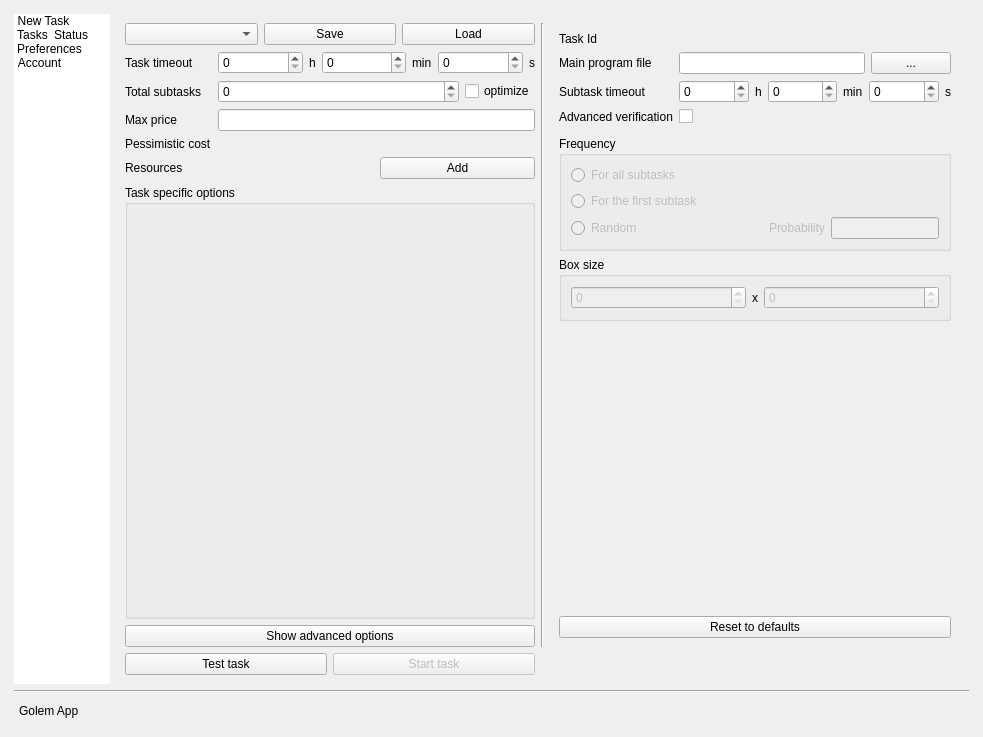
Old version of the form gnr/ui/AppMainWindow.ui in the repository golemfactory/clay.
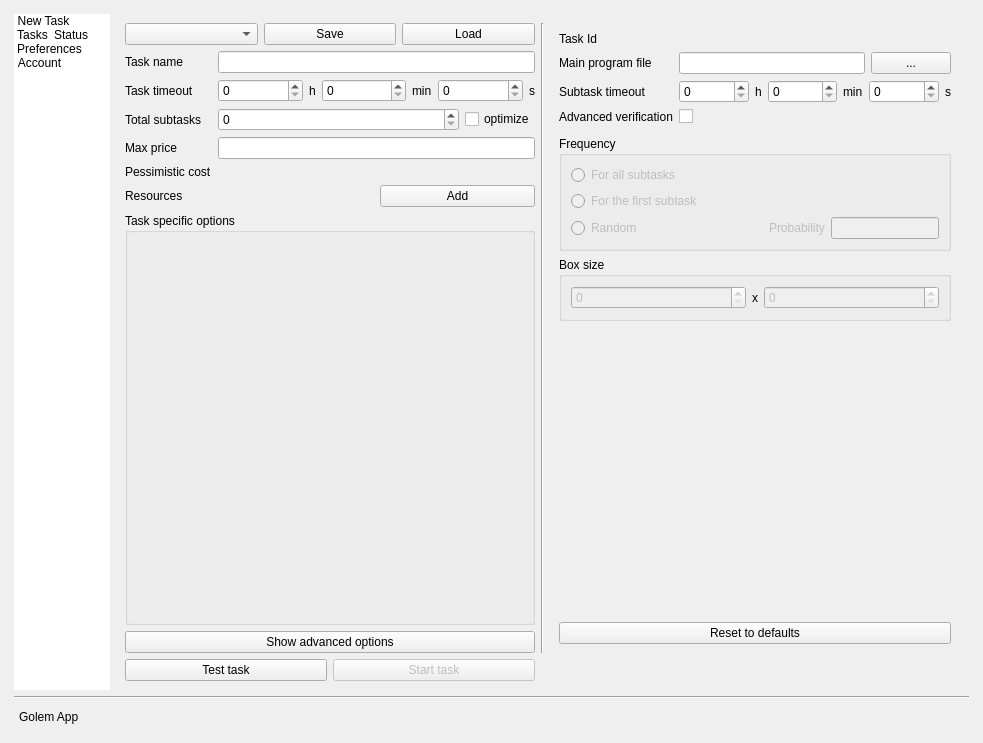
New version of the form. The open tabs and pages were chosen to show the change. Icons and pictures are not drawn. Custom widgets are drawn as their Qt base class.

Commit message: Allow to add names for tasks #202

```diff
--- a/gnr/ui/AppMainWindow.ui
+++ b/gnr/ui/AppMainWindow.ui
@@ -7,7 +7,7 @@
     <x>0</x>
     <y>0</y>
     <width>983</width>
-    <height>737</height>
+    <height>743</height>
    </rect>
   </property>
   <property name="sizePolicy">
@@ -90,7 +90,7 @@
             <string>New Task</string>
            </property>
            <property name="textAlignment">
-            <set>AlignHCenter|AlignVCenter|AlignCenter</set>
+            <set>AlignCenter</set>
            </property>
            <property name="icon">
             <iconset resource="icons.qrc">
@@ -105,7 +105,7 @@
             <string>Tasks</string>
            </property>
            <property name="textAlignment">
-            <set>AlignHCenter|AlignVCenter|AlignCenter</set>
+            <set>AlignCenter</set>
            </property>
            <property name="icon">
             <iconset resource="icons.qrc">
@@ -120,7 +120,7 @@
             <string>Status</string>
            </property>
            <property name="textAlignment">
-            <set>AlignHCenter|AlignVCenter|AlignCenter</set>
+            <set>AlignCenter</set>
            </property>
            <property name="icon">
             <iconset resource="icons.qrc">
@@ -135,7 +135,7 @@
             <string>Preferences</string>
            </property>
            <property name="textAlignment">
-            <set>AlignHCenter|AlignVCenter|AlignCenter</set>
+            <set>AlignCenter</set>
            </property>
            <property name="icon">
             <iconset resource="icons.qrc">
@@ -150,7 +150,7 @@
             <string>Account</string>
            </property>
            <property name="textAlignment">
-            <set>AlignHCenter|AlignVCenter|AlignCenter</set>
+            <set>AlignCenter</set>
            </property>
            <property name="icon">
             <iconset resource="icons.qrc">
@@ -579,7 +579,7 @@
                   <property name="fieldGrowthPolicy">
                    <enum>QFormLayout::AllNonFixedFieldsGrow</enum>
                   </property>
-                  <item row="2" column="0">
+                  <item row="3" column="0">
                    <widget class="QLabel" name="label_46">
                     <property name="toolTip">
                      <string>How long can you wait for a final result</string>
@@ -589,7 +589,7 @@
                     </property>
                    </widget>
                   </item>
-                  <item row="2" column="1">
+                  <item row="3" column="1">
                    <layout class="QHBoxLayout" name="horizontalLayout_18">
                     <item>
                      <widget class="QSpinBox" name="fullTaskTimeoutHourSpinBox"/>
@@ -648,7 +648,7 @@
                     </item>
                    </layout>
                   </item>
-                  <item row="3" column="0">
+                  <item row="4" column="0">
                    <widget class="QLabel" name="label_55">
                     <property name="toolTip">
                      <string>Into how many subtasks you want to split the task</string>
@@ -658,7 +658,7 @@
                     </property>
                    </widget>
                   </item>
-                  <item row="3" column="1">
+                  <item row="4" column="1">
                    <layout class="QHBoxLayout" name="horizontalLayout_20">
                     <item>
                      <widget class="QSpinBox" name="totalSpinBox"/>
@@ -681,7 +681,7 @@
                     </item>
                    </layout>
                   </item>
-                  <item row="4" column="0">
+                  <item row="5" column="0">
                    <widget class="QLabel" name="label_56">
                     <property name="toolTip">
                      <string>Maximal price of a single subtask you are ready to pay</string>
@@ -691,10 +691,10 @@
                     </property>
                    </widget>
                   </item>
-                  <item row="4" column="1">
+                  <item row="5" column="1">
                    <widget class="QLineEdit" name="taskMaxPriceLineEdit"/>
                   </item>
-                  <item row="5" column="0">
+                  <item row="6" column="0">
                    <widget class="QLabel" name="pessimisticCostConst">
                     <property name="toolTip">
                      <string>How much will the whole task cost pessimistically. This can't be estimated if &quot;optimize&quot; is checked.</string>
@@ -704,14 +704,14 @@
                     </property>
                    </widget>
                   </item>
-                  <item row="5" column="1">
-                   <widget class="QLabel" name="pessimisticCostLabel">
-                    <property name="text">
-                     <string/>
-                    </property>
-                   </widget>
-                  </item>
                   <item row="6" column="1">
+                   <widget class="QLabel" name="pessimisticCostLabel">
+                    <property name="text">
+                     <string/>
+                    </property>
+                   </widget>
+                  </item>
+                  <item row="7" column="1">
                    <layout class="QHBoxLayout" name="horizontalLayout_25">
                     <item>
                      <widget class="QLabel" name="resourceFilesLabel">
@@ -732,7 +732,7 @@
                     </item>
                    </layout>
                   </item>
-                  <item row="6" column="0">
+                  <item row="7" column="0">
                    <widget class="QLabel" name="label_15">
                     <property name="toolTip">
                      <string>Additional data needed to compute the task</string>
@@ -742,6 +742,23 @@
                     </property>
                    </widget>
                   </item>
+                  <item row="2" column="0">
+                   <widget class="QLabel" name="taskNameLabel">
+                    <property name="toolTip">
+                     <string>Set a name for your task</string>
+                    </property>
+                    <property name="text">
+                     <string>Task name</string>
+                    </property>
+                   </widget>
+                  </item>
+                  <item row="2" column="1">
+                   <widget class="QLineEdit" name="taskNameLineEdit">
+                    <property name="locale">
+                     <locale language="English" country="UnitedKingdom"/>
+                    </property>
+                   </widget>
+                  </item>
                  </layout>
                 </item>
                 <item>
```
Left out of the diff: 87 changed lines with no effect on the pictures. The commit also changes 8 other files.
